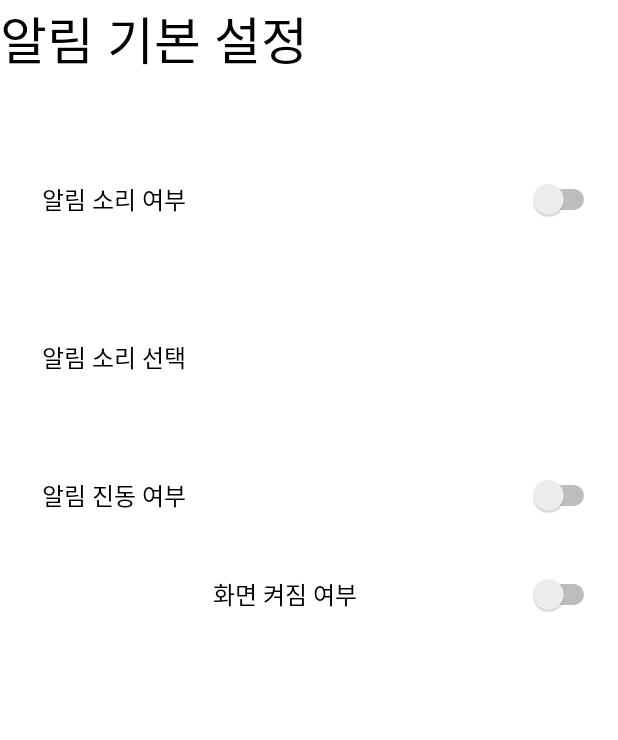
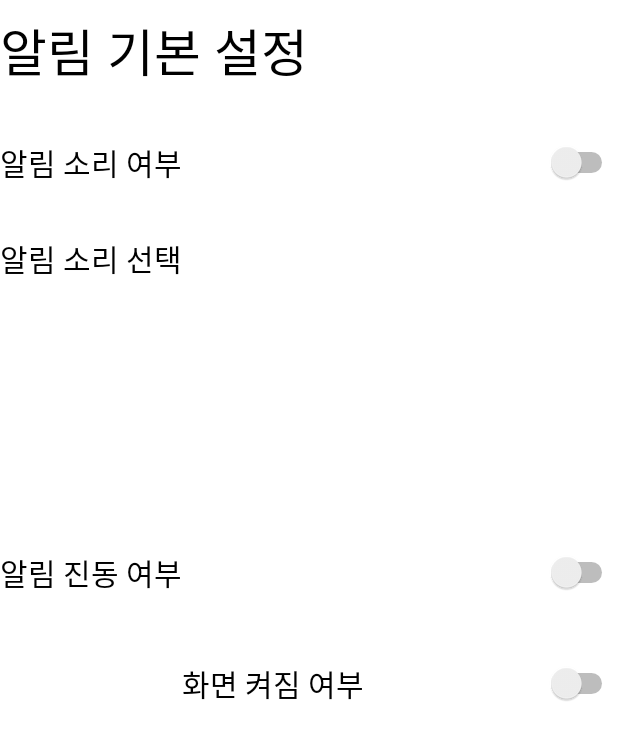
Before and after one commit to pknujsp/CapstoneApp, an Android app: the fragment DefaultNotificaitonSettingsFragment shown on its own in the app's theme, on a phone screen of 412 x 824 dp. Shown: the top 740 px of the screen. Run offline under Robolectric (Android 15) with nearby library versions, the phone set to English and light mode, and no system bars; our stand-ins replace data binding.

Commit message:
알림 기본 화면 수정

```diff
--- a/app/src/main/res/layout/fragment_default_notificaiton_settings.xml
+++ b/app/src/main/res/layout/fragment_default_notificaiton_settings.xml
@@ -1,12 +1,15 @@
 <?xml version="1.0" encoding="utf-8"?>
-<FrameLayout xmlns:android="http://schemas.android.com/apk/res/android"
+<layout xmlns:android="http://schemas.android.com/apk/res/android"
     xmlns:app="http://schemas.android.com/apk/res-auto"
-    xmlns:tools="http://schemas.android.com/tools"
+    xmlns:tools="http://schemas.android.com/tools">
+    <FrameLayout
     android:layout_width="match_parent"
     android:layout_height="match_parent"
         tools:context=".appsettings.notification.DefaultNotificaitonSettingsFragment">
 
-    <!-- TODO: Update blank fragment layout -->
+        <androidx.core.widget.NestedScrollView
+            android:layout_height="match_parent"
+            android:layout_width="match_parent">
 
         <LinearLayout
             android:layout_width="match_parent"
@@ -14,49 +17,61 @@
             android:orientation="vertical">
 
             <TextView
-            android:id="@+id/textView3"
-            android:layout_width="400dp"
-            android:layout_height="80dp"
-            android:layout_marginBottom="28dp"
-            android:text="알림 기본 설정"
-            android:textColor="#000000"
+
+                android:layout_width="wrap_content"
+                android:layout_height="wrap_content"
+                android:layout_marginTop="8dp"
+                android:layout_marginBottom="16dp"
+                android:text="@string/notification_basic_setting"
+                android:textColor="@color/black"
                 android:textSize="34sp" />
 
             <Switch
-            android:id="@+id/switch1"
-            android:layout_width="400dp"
+
+                android:layout_width="match_parent"
                 android:layout_height="50dp"
-            android:layout_marginBottom="68dp"
-            android:text="       알림 소리 여부"
-            android:textSize="16sp" />
+                android:layout_marginTop="8dp"
+                android:layout_marginBottom="16dp"
+                android:text="@string/notification_sound_switch"
+                android:textColor="@color/black"
+                android:textSize="20sp" />
 
             <TextView
-            android:id="@+id/textView2"
-            android:layout_width="400dp"
-            android:layout_height="63dp"
-            android:text="       알림 소리 선택"
-            android:textColor="#000000"
-            android:textSize="16sp" />
+
+                android:layout_width="match_parent"
+                android:layout_height="175dp"
+                android:layout_marginTop="8dp"
+                android:layout_marginBottom="16dp"
+                android:text="@string/notification_sound_selection"
+                android:textColor="@color/black"
+                android:textSize="20sp" />
 
             <Switch
-            android:id="@+id/switch3"
-            android:layout_width="400dp"
+
+                android:layout_width="match_parent"
                 android:layout_height="50dp"
-            android:layout_marginTop="16dp"
+                android:layout_marginTop="8dp"
                 android:layout_marginBottom="16dp"
-            android:text="       알림 진동 여부"
-            android:textSize="16sp" />
+                android:text="@string/notification_vibration_switch"
+                android:textColor="@color/black"
+                android:textSize="20sp" />
 
             <Switch
-            android:id="@+id/switch5"
-            android:layout_width="400dp"
+
+                android:layout_width="match_parent"
                 android:layout_height="50dp"
-            android:layout_marginBottom="320dp"
-            android:text="       화면 켜짐 여부"
+                android:layout_marginTop="8dp"
+                android:layout_marginBottom="16dp"
+                android:text="@string/notification_screen_switch"
+                android:textColor="@color/black"
                 android:textAlignment="center"
                 android:textAllCaps="false"
-            android:textSize="16sp" />
+                android:textSize="20sp" />
 
         </LinearLayout>
+        </androidx.core.widget.NestedScrollView>
+    </FrameLayout>
 
-</FrameLayout>
+    <!-- TODO: Update blank fragment layout -->
+
+</layout>
--- a/app/src/main/res/layout/fragment_edit_promise.xml
+++ b/app/src/main/res/layout/fragment_edit_promise.xml
@@ -27,7 +27,8 @@
                     android:id="@+id/titleEditText"
                     android:layout_width="match_parent"
                     android:layout_height="wrap_content"
-                    android:hint="@string/title_hint" />
+                    android:hint="@string/title_hint"
+                    android:minHeight="48dp" />
 
                 <TextView
                     android:layout_width="wrap_content"
@@ -45,7 +46,8 @@
                     android:layout_gravity="right"
                     android:background="?attr/selectableItemBackground"
                     android:clickable="true"
-                    android:text="2022/01/20 13:10" />
+                    android:text="2022/01/20 13:10"
+                    tools:ignore="TouchTargetSizeCheck" />
 
 
                 <TextView
@@ -66,7 +68,8 @@
                     android:ems="10"
                     android:gravity="start|top"
                     android:inputType="textMultiLine"
-                    android:lines="3" />
+                    android:lines="3"
+                    tools:ignore="SpeakableTextPresentCheck" />
 
                 <TextView
                     android:layout_width="wrap_content"
--- a/app/src/main/res/values/strings.xml
+++ b/app/src/main/res/values/strings.xml
@@ -39,4 +39,6 @@
     <string name="account">계정</string>
     <string name="title_hint">제목 입력</string>
     <string name="placeName">장소명</string>
+    <string name="notification_basic_setting">알림 기본 설정</string>
+    <string name="notification_screen_switch">화면 켜짐 여부</string>
 </resources>
```
Lines whose indentation alone changed are shown as unchanged.
